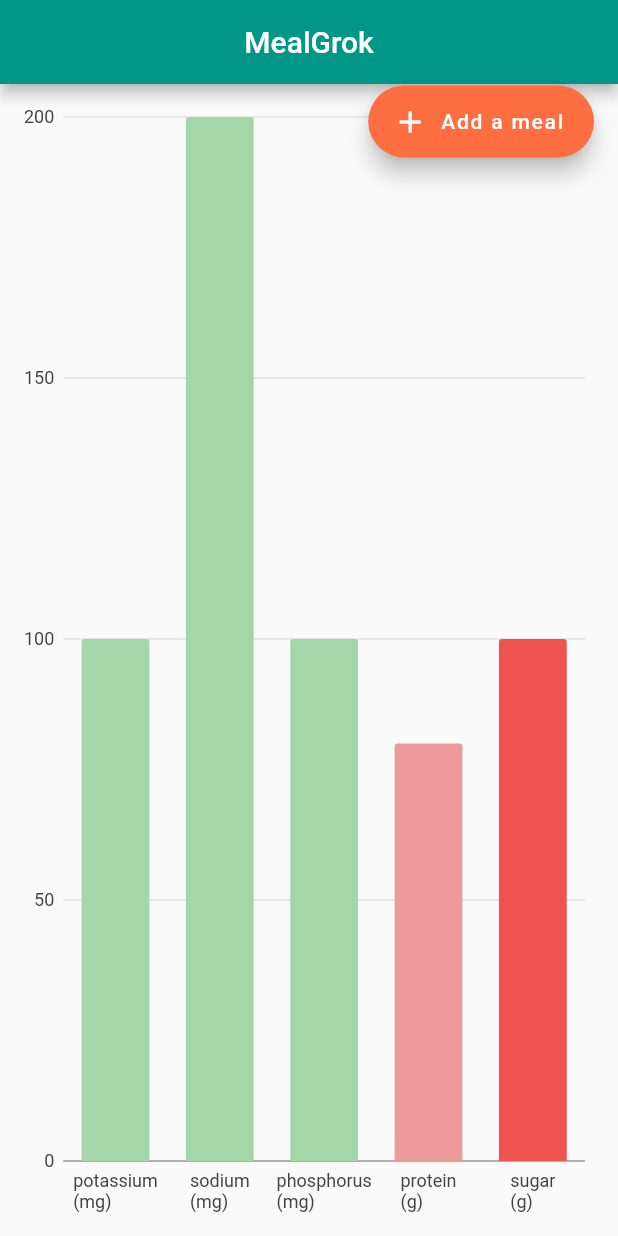
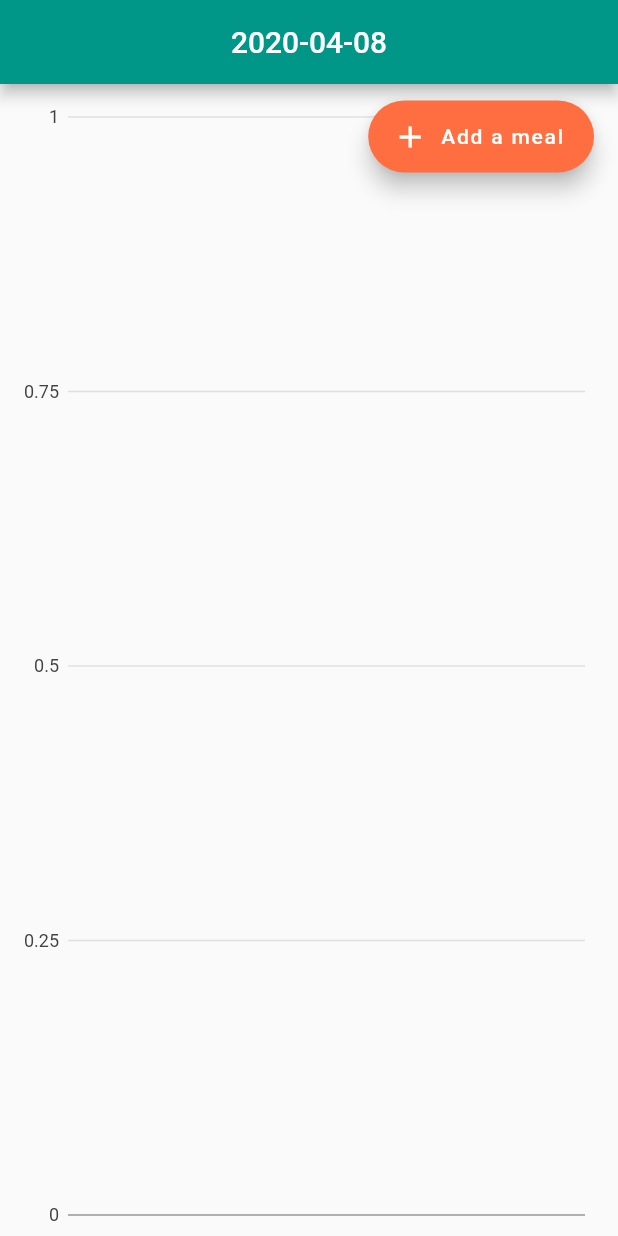
Before and after one commit to bocalettirocco/mealgrok, a Flutter app: the screen it shows after launch, on a phone screen of 412 x 824 dp. Run offline on Flutter 3.47's test engine with Material 2 defaults, Android fonts, the phone set to English and light mode, and no system bars; our stand-ins replace charts_flutter, sqflite; accounts and stored records are empty.

Commit message:
add sqflite and basic nutrient schema

```diff
--- /dev/null
+++ b/lib/app.dart
@@ -0,0 +1,16 @@
+import 'package:flutter/material.dart';
+import 'package:mealgrok/views/graph_view.dart';
+
+class App extends StatelessWidget {
+  @override
+  Widget build(BuildContext context) {
+    return MaterialApp(
+      debugShowCheckedModeBanner: false,
+      title: 'MealGrok',
+      theme: ThemeData(
+        primarySwatch: Colors.teal,
+      ),
+      home: GraphView(title: DateTime.now().toString().split(' ')[0], tooltip: 'Add a meal'),
+    );
+  }
+}
--- a/lib/controllers/food_controller.dart
+++ b/lib/controllers/food_controller.dart
@@ -20,6 +20,6 @@ class FoodController {
       ),
     ];
 
-    return Future.delayed(const Duration(seconds: 1), () => data);
+    return Future.delayed(const Duration(milliseconds: 1), () => data);
   }
 }
--- a/lib/controllers/meal_controller.dart
+++ b/lib/controllers/meal_controller.dart
@@ -22,7 +22,6 @@ class MealController {
         foods: await FoodController.getFoods(DateTime.now()),
       ),
     ];
-    print('returning data from meal controller');
-    return Future.delayed(const Duration(milliseconds: 3), () => data);
+    return Future.delayed(const Duration(milliseconds: 1), () => data);
   }
 }
--- a/lib/controllers/nutrient_controller.dart
+++ b/lib/controllers/nutrient_controller.dart
@@ -1,45 +1,111 @@
 import 'dart:async';
+import 'package:sqflite/sqflite.dart';
 import 'package:flutter/material.dart';
 import 'package:charts_flutter/flutter.dart' as charts;
 import 'package:mealgrok/models/nutrient.dart';
+import 'package:mealgrok/helpers/time.dart';
+
 
 class NutrientController {
+  static const String _createNutrient = 'INSERT INTO nutrient(val, lim, nutrient_name, units, date_tracked) VALUES(?, ?, ?, ?, ?)';
+  //static const String _deleteQuery = 'DELETE FROM journal_entries WHERE id = ?';
+  static const String _getNutrientsForDay = 'SELECT * FROM nutrient WHERE date_tracked BETWEEN ? AND ?';
 
+  static const String _dbName = 'mealgrok.db';
 
-  static Future<List<Nutrient>> getNutrients(DateTime day) {
+  static charts.Color _colorize(Nutrient nutrient) {
+    int percentageFromLim = ((nutrient.value / nutrient.limit) * 100).toInt();
+
+    if (percentageFromLim <= 100) {
+      return charts.ColorUtil.fromDartColor(Colors.green[200]);
+    }  else if (percentageFromLim < 120){
+      return charts.ColorUtil.fromDartColor(Colors.red[100]);
+    }  else if (percentageFromLim < 150){
+      return charts.ColorUtil.fromDartColor(Colors.red[200]);
+    }  else if (percentageFromLim < 200){
+      return charts.ColorUtil.fromDartColor(Colors.red[300]);
+    } else {
+      return charts.ColorUtil.fromDartColor(Colors.red[400]);
+    }
+  }
+
+  static Future<List<Nutrient>> getNutrients(DateTime day) async{
+
+    var beginning = Time.beginning(DateTime.now());
+
+    var end = Time.end(DateTime.now());
+
+    Database db = await openDatabase(_dbName, version: 1);
+    var table = await db.rawQuery(_getNutrientsForDay, [ beginning.toString(), end.toString() ]);
+
+    List<Nutrient> data = [];
+    Nutrient temp;
+    table.forEach((ent) {
+      temp = Nutrient(value: ent['val'], limit: ent['lim'], nutrientName: ent['nutrient_name'], units: ent['units']);
+      temp.barColor = _colorize(temp);
+      print(temp);
+      data.add(temp);
+      //print(data.length);
+    });
+    print('post loop');
+    return data;
+  }
+
+  static Future<int> createNutrient(Nutrient nutrient, DateTime day) async{
+
+    Database db = await openDatabase(_dbName, version: 1);
+
+    Future<int> id;
+    await db.transaction ((action) async {
+      id = action.rawInsert(
+        _createNutrient,
+        [ nutrient.value, nutrient.limit, nutrient.nutrientName, nutrient.units, day.toString() ]
+      );
+    });
+
+    await db.close();
+    return id;
+  }
+
+  static Future<List<Nutrient>> getNutrientsTest(DateTime day) {
     final List<Nutrient> data = [
       Nutrient(
         value: 100,
+        limit: 150,
         units: 'mg',
         nutrientName: 'potassium',
         barColor: charts.ColorUtil.fromDartColor(Colors.green[200]),
       ),
       Nutrient(
         value: 200,
+        limit: 1000,
         units: 'mg',
         nutrientName: 'sodium',
         barColor: charts.ColorUtil.fromDartColor(Colors.green[200]),
       ),
       Nutrient(
         value: 100,
+        limit: 200,
         units: 'mg',
         nutrientName: 'phosphorus',
         barColor: charts.ColorUtil.fromDartColor(Colors.green[200]),
       ),
       Nutrient(
         value: 80,
+        limit: 60,
         units: 'g',
         nutrientName: 'protein',
         barColor: charts.ColorUtil.fromDartColor(Colors.red[200]),
       ),
       Nutrient(
         value: 100,
+        limit: 20,
         units: 'g',
         nutrientName: 'sugar',
         barColor: charts.ColorUtil.fromDartColor(Colors.red[400]),
       ),
     ];
 
-    return Future.delayed(const Duration(seconds: 1), () => data);
+    return Future.delayed(const Duration(milliseconds: 1), () => data);
   }
 }
--- /dev/null
+++ b/lib/helpers/time.dart
@@ -0,0 +1,23 @@
+class Time {
+
+  static DateTime beginning(DateTime now) {
+    var beginning = now
+      .subtract(Duration(hours: now.hour))
+      .subtract(Duration(minutes: now.minute))
+      .subtract(Duration(seconds: now.second))
+      .subtract(Duration(milliseconds: now.millisecond))
+      .subtract(Duration(microseconds: now.microsecond));
+    return beginning;
+  }
+
+  static DateTime end(DateTime now) {
+    var end = now
+      .add(Duration(hours: 23 - now.hour))
+      .add(Duration(minutes: 59 - now.minute))
+      .add(Duration(seconds: 59 - now.second))
+      .add(Duration(milliseconds: 999 - now.millisecond))
+      .add(Duration(microseconds: 999 - now.microsecond));
+    return end;
+  }
+
+}
--- a/lib/models/nutrient.dart
+++ b/lib/models/nutrient.dart
@@ -3,12 +3,14 @@ import 'package:charts_flutter/flutter.dart' as charts;
 
 class Nutrient {
   final int value;
+  final int limit;
   final String nutrientName;
   final String units;
-  final charts.Color barColor;
+  charts.Color barColor;
 
   Nutrient({
     @required this.value,
+    @required this.limit,
     @required this.nutrientName,
     @required this.units,
     this.barColor,
--- a/lib/views/graph_view.dart
+++ b/lib/views/graph_view.dart
@@ -44,7 +44,7 @@ class _GraphViewState extends State<GraphView> {
         ),
       floatingActionButtonLocation: FloatingActionButtonLocation.endTop,
       floatingActionButton: Padding(
-        padding: const EdgeInsets.only(top: 50.0),
+        padding: const EdgeInsets.only(top: 70.0),
         child: FloatingActionButton.extended(
           onPressed: () => _navigateToFormAndDisplayResult(context),
           tooltip: widget.tooltip,
--- a/lib/views/nutrient_graph.dart
+++ b/lib/views/nutrient_graph.dart
@@ -2,14 +2,20 @@ import 'package:flutter/material.dart';
 import 'package:charts_flutter/flutter.dart' as charts;
 import 'package:mealgrok/models/nutrient.dart';
 import 'package:mealgrok/controllers/nutrient_controller.dart';
-
-
 
 class NutrientGraph extends StatelessWidget {
   static const String graphId = 'nutrients';
 
   @override
   Widget build(BuildContext context) {
+    var nutrient = Nutrient(
+        value: 150,
+        limit: 150,
+        units: 'mg',
+        nutrientName: 'potassium',
+    );
+
+    NutrientController.createNutrient(nutrient, DateTime.now());
 
     return FutureBuilder(
       future: NutrientController.getNutrients(DateTime.now()),
--- a/lib/views/search_foods_view.dart
+++ b/lib/views/search_foods_view.dart
@@ -38,7 +38,7 @@ class _SearchFoodsViewState extends State<SearchFoodsView> {
         child: Column(
           children: <Widget>[
             Padding(
-              padding: const EdgeInsets.all(8.0),
+              padding: const EdgeInsets.all(16.0),
               child: TextField(
                 onChanged: (value) {
 
```
Also changed, not shown: lib/main.dart (+23 -14 lines), lib/views/search_meals_view.dart (+9 -5 lines), pubspec.yaml (+5 -42 lines), assets/config.yaml (added), pubspec.lock, 1 other file.
